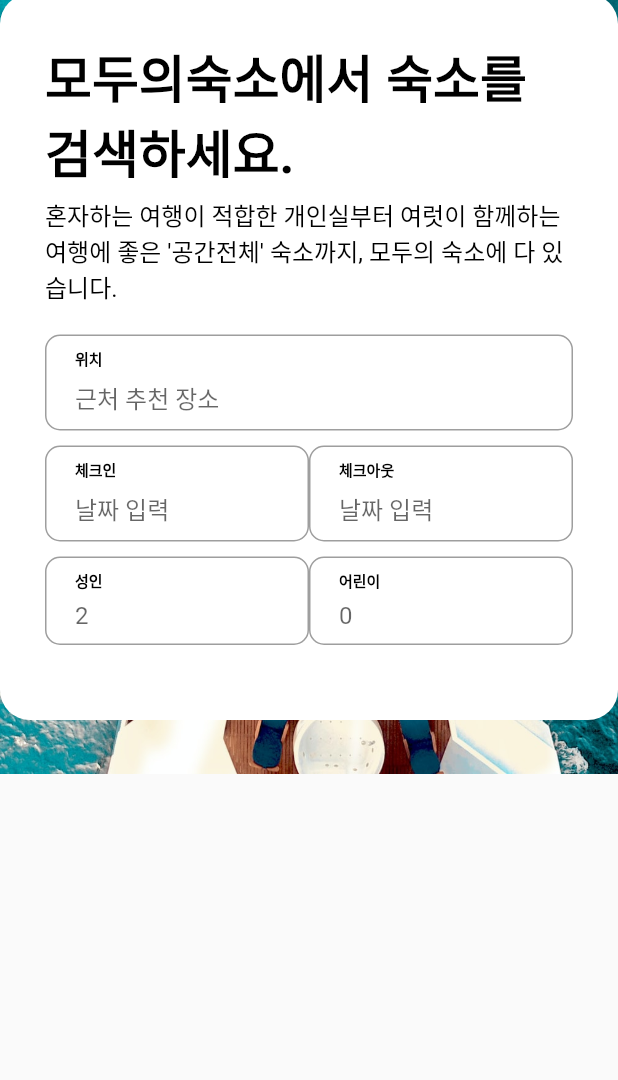
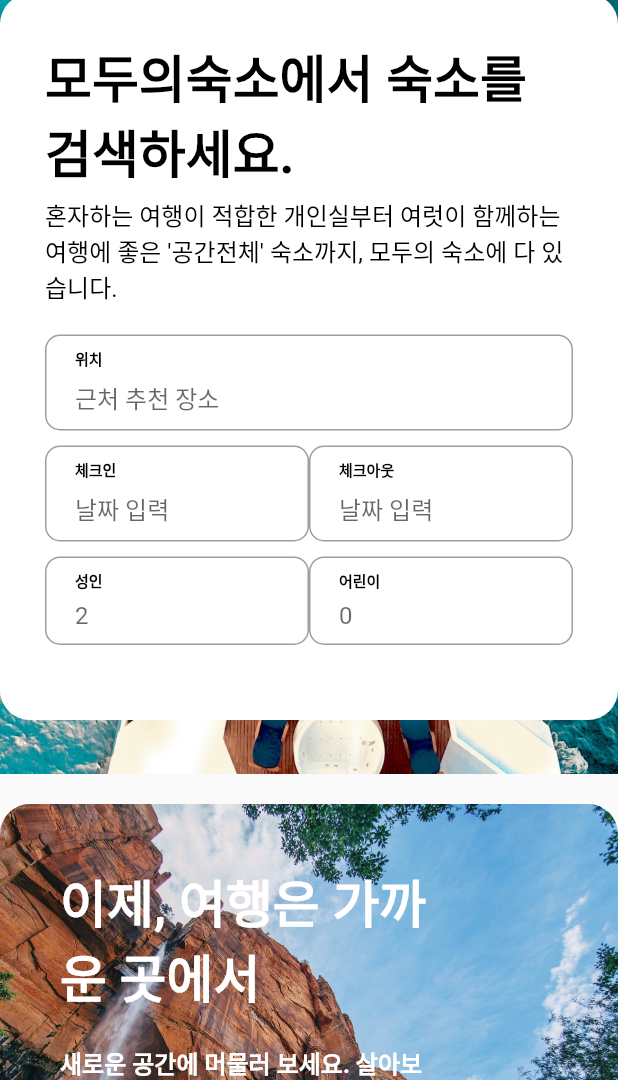
Before and after one commit to codewhite7777/flutter_ui_clone_01, a Flutter app: the screen it shows after launch, on a phone screen of 412 x 824 dp, the part 156-1236 px from its top. Run offline on Flutter 3.47's test engine with Material 2 defaults, Android fonts, the phone set to English and light mode, and no system bars; our stand-ins replace flutter_svg.

Commit message:
feat: home body - banner

```diff
--- a/flutter_airbnb/lib/components/home/home_body_banner.dart
+++ b/flutter_airbnb/lib/components/home/home_body_banner.dart
@@ -1,5 +1,6 @@
 import 'package:flutter/material.dart';
 import 'package:flutter_airbnb/size.dart';
+import 'package:flutter_airbnb/style.dart';
 
 class HomeBodyBanner extends StatelessWidget {
   const HomeBodyBanner({Key? key}) : super(key: key);
@@ -18,10 +19,55 @@ class HomeBodyBanner extends StatelessWidget {
   }
 
   Widget _buildBannerImage() {
-    return SizedBox();
+    return ClipRRect(
+      borderRadius: BorderRadius.circular(20),
+      child: Image.asset('asset/images/banner.jpg',
+          fit: BoxFit.cover, width: double.infinity, height: 320),
+    );
   }
 
   Widget _buildBannerCaption() {
-    return SizedBox();
+    return Positioned(
+      top: 40,
+      left: 40,
+      child: Column(
+        crossAxisAlignment: CrossAxisAlignment.start,
+        children: [
+          Container(
+            constraints: BoxConstraints(maxWidth: 250),
+            child: Text(
+              '이제, 여행은 가까운 곳에서',
+              style: h4(mColor: Colors.white),
+            ),
+          ),
+          SizedBox(height: gap_m),
+          Container(
+            constraints: BoxConstraints(maxWidth: 250),
+            child: Text(
+              '새로운 공간에 머물러 보세요. 살아보기, 출장, 여행 등 다양한 목적에 맞는 숙소를 찾아보세요.',
+              style: subtitle1(mColor: Colors.white),
+            ),
+          ),
+          SizedBox(height: gap_m),
+          SizedBox(
+            height: 35,
+            width: 170,
+            child: TextButton(
+              style: TextButton.styleFrom(
+                backgroundColor: Colors.white,
+                shape: RoundedRectangleBorder(
+                  borderRadius: BorderRadius.circular(5),
+                ),
+              ),
+              onPressed: () {},
+              child: Text(
+                '가까운 여행지 둘러보기',
+                style: subtitle2(),
+              ),
+            ),
+          ),
+        ],
+      ),
+    );
   }
 }
```
